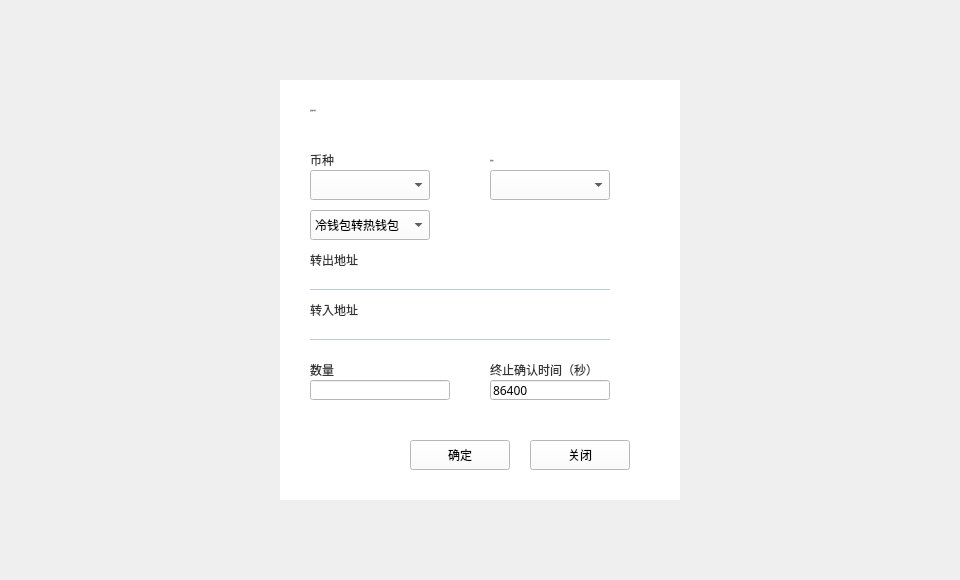
Before: the Qt Designer form LNKWallet/guard/ColdHotTransferDialog.ui in HcashOrg/hx-indicator, drawn with Qt 5.
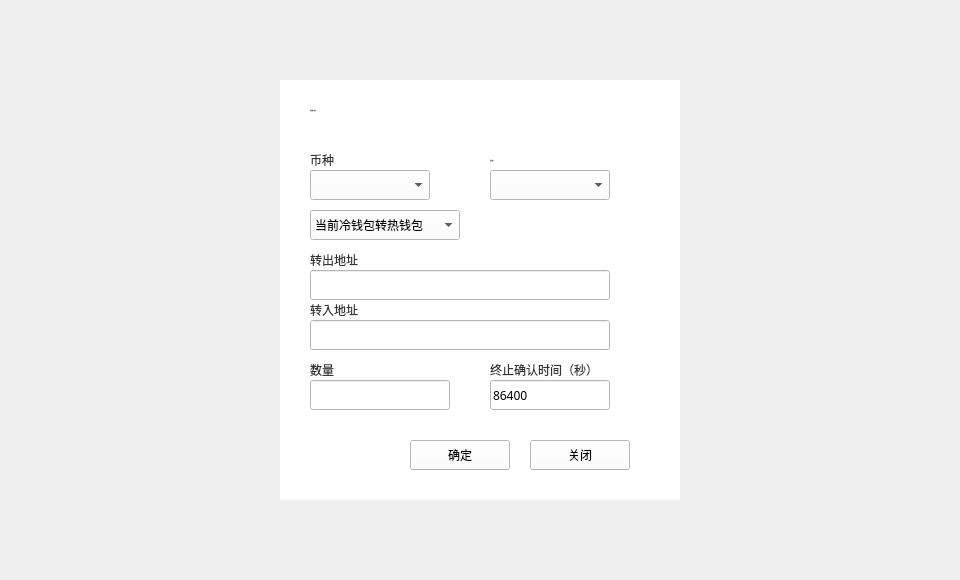
After: the same form once the commit is applied.

Diff of the .ui file:
```diff
--- a/LNKWallet/guard/ColdHotTransferDialog.ui
+++ b/LNKWallet/guard/ColdHotTransferDialog.ui
@@ -242,44 +242,6 @@
       <string>转出地址</string>
      </property>
     </widget>
-    <widget class="QLabel" name="fromLabel">
-     <property name="geometry">
-      <rect>
-       <x>30</x>
-       <y>190</y>
-       <width>300</width>
-       <height>20</height>
-      </rect>
-     </property>
-     <property name="styleSheet">
-      <string notr="true">QLabel{border-top:none;border-left:none;border-right:none;border-bottom:1px solid rgb(192,202,212);font: 14px &quot;微软雅黑 Light&quot;;color: rgb(192,202,212);padding:0px 0px 0px 5px;}</string>
-     </property>
-     <property name="text">
-      <string/>
-     </property>
-     <property name="textInteractionFlags">
-      <set>Qt::LinksAccessibleByMouse|Qt::TextSelectableByMouse</set>
-     </property>
-    </widget>
-    <widget class="QLabel" name="toLabel">
-     <property name="geometry">
-      <rect>
-       <x>30</x>
-       <y>240</y>
-       <width>300</width>
-       <height>20</height>
-      </rect>
-     </property>
-     <property name="styleSheet">
-      <string notr="true">QLabel{border-top:none;border-left:none;border-right:none;border-bottom:1px solid rgb(192,202,212);font: 14px &quot;微软雅黑 Light&quot;;color: rgb(192,202,212);padding:0px 0px 0px 5px;}</string>
-     </property>
-     <property name="text">
-      <string/>
-     </property>
-     <property name="textInteractionFlags">
-      <set>Qt::LinksAccessibleByMouse|Qt::TextSelectableByMouse</set>
-     </property>
-    </widget>
     <widget class="QLabel" name="label_6">
      <property name="geometry">
       <rect>
@@ -303,7 +265,7 @@
       <rect>
        <x>30</x>
        <y>130</y>
-       <width>120</width>
+       <width>150</width>
        <height>30</height>
       </rect>
      </property>
@@ -322,7 +284,7 @@
      </property>
      <item>
       <property name="text">
-       <string>冷钱包转热钱包</string>
+       <string>当前冷钱包转热钱包</string>
       </property>
      </item>
      <item>
@@ -337,7 +299,7 @@
        <x>210</x>
        <y>300</y>
        <width>120</width>
-       <height>20</height>
+       <height>30</height>
       </rect>
      </property>
      <property name="text">
@@ -368,7 +330,7 @@
        <x>30</x>
        <y>300</y>
        <width>140</width>
-       <height>20</height>
+       <height>30</height>
       </rect>
      </property>
     </widget>
@@ -390,6 +352,26 @@
       <string>数量</string>
      </property>
     </widget>
+    <widget class="QLineEdit" name="fromLineEdit">
+     <property name="geometry">
+      <rect>
+       <x>30</x>
+       <y>190</y>
+       <width>300</width>
+       <height>30</height>
+      </rect>
+     </property>
+    </widget>
+    <widget class="QLineEdit" name="toLineEdit">
+     <property name="geometry">
+      <rect>
+       <x>30</x>
+       <y>240</y>
+       <width>300</width>
+       <height>30</height>
+      </rect>
+     </property>
+    </widget>
    </widget>
   </widget>
  </widget>
```
Left out of the diff: 7 changed lines with no effect on the pictures.
